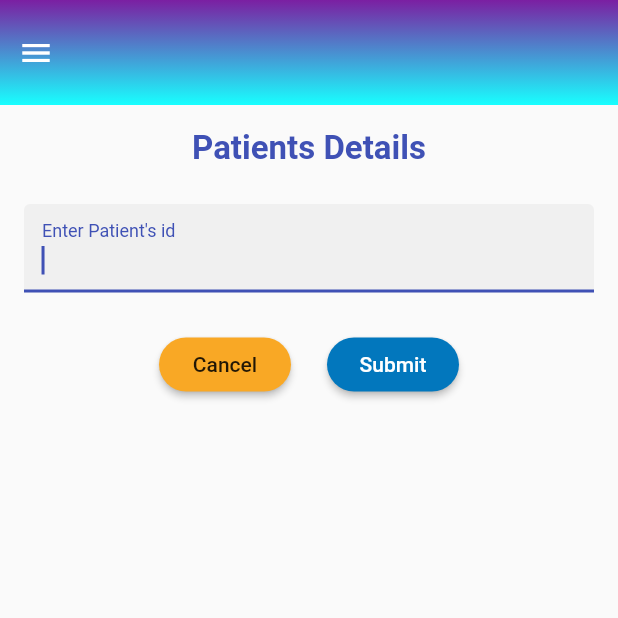
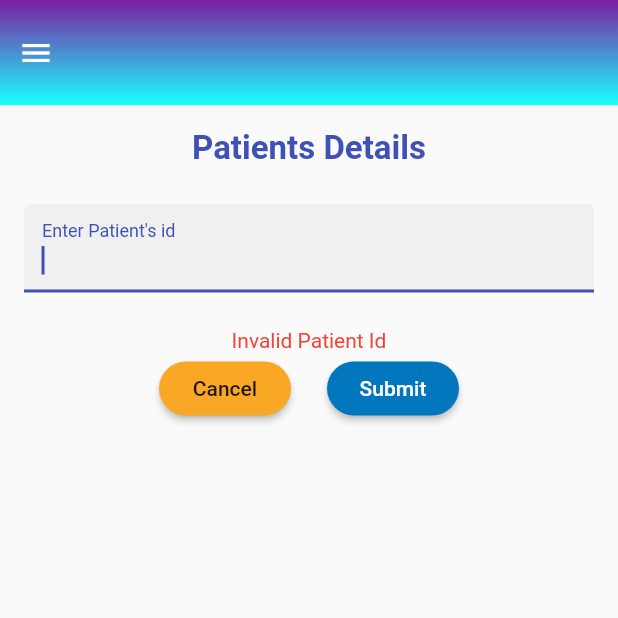
Before and after one commit to sanjayramR/SMSME, a Flutter app: the Patientsdetailspage screen opened directly, on a phone screen of 412 x 824 dp, the top half of it. Run offline on Flutter 3.47's test engine with Material 2 defaults, Android fonts, the phone set to English and light mode, and no system bars; our stand-ins replace flutter_dotenv; missing offline and left inert: barcode_scan_fix, clip_shadow, mongo_dart, web3dart.

Commit message:
3rd commit

```diff
--- a/lib/ScanQR.dart
+++ b/lib/ScanQR.dart
@@ -24,8 +24,7 @@ class _ScanQRState extends State<ScanQR> {
   @override
   void initState() {
     super.initState();
-    blockChain.getPatientDetails("1");
-  }
+      }
 
   @override
   Widget build(BuildContext context) {
--- a/lib/patientsdetails.dart
+++ b/lib/patientsdetails.dart
@@ -84,30 +84,50 @@ class _PatientsdetailspageState extends State<Patientsdetailspage> {
                                   (result!=null)?Text(
                                     "Patient Name : ${result[0]}",
                                     style: TextStyle(fontSize: 18.0),
-                                    textAlign: TextAlign.center,
+                                   // textAlign: TextAlign.center,
+                                  ):Text(""),
+                                  SizedBox(height: 5),
+                                  (result!=null)?Text(
+                                    "Patient Age : ${result[1]}",
+                                    style: TextStyle(fontSize: 18.0),
+                                   // textAlign: TextAlign.center,
                                   ):Text(""),
                                   SizedBox(height: 5),
                                   (result!=null)?Text(
                                     "Gender :${result[2]}",
                                     style: TextStyle(fontSize: 18.0),
-                                    textAlign: TextAlign.center,
+                                    //textAlign: TextAlign.center,
                                   ):Text(""),
                                   SizedBox(height: 5),
                                   (result!=null)?Text(
-                                    "Medicine given: ${result[3]}",
+                                    "Medicine given: ${result[3][0][0]}",
                                     style: TextStyle(fontSize: 18.0),
-                                    textAlign: TextAlign.center,
+                                    //textAlign: TextAlign.center,
                                   ):Text(""),
                                   SizedBox(height: 5),
                                   (result!=null)?Text(
-                                    "Progress : ${result[4]}",
+                                    "Dosage: ${result[3][0][1]}",
                                     style: TextStyle(fontSize: 18.0),
-                                    textAlign: TextAlign.center,
+                                    //textAlign: TextAlign.center,
+                                  ):Text(""),
+                                  SizedBox(height: 5),
+                                  (result!=null)?Text(
+                                    "Progress : ${result[4][0][0]}",
+                                    style: TextStyle(fontSize: 18.0),
+                                    //textAlign: TextAlign.center,
+                                  ):Text(""),
+                                  SizedBox(height: 5),
+                                  (result!=null)?Text(
+                                    "Last Consultion : ${result[4][0][1]}",
+                                    style: TextStyle(fontSize: 18.0),
+                                    //textAlign: TextAlign.center,
                                   ):Text(""),
                                 ],
                               ),
                             )),
-                      ):Container(),
+                      ):Container(
+                        child: Text("Invalid Patient Id",style: TextStyle(color: Colors.red,),)
+                      ),
                     SizedBox(
                         width: 24
                       ),
@@ -147,7 +167,9 @@ class _PatientsdetailspageState extends State<Patientsdetailspage> {
                               dynamic data = await blockChain.getPatientDetails(patientid);
                               setState(()  {
                               result = data;
-                              print("/"+result[0]);
+                              if(result[0]=="")
+                                result = null;
+
                               });
 
                             }
--- a/lib/progress.dart
+++ b/lib/progress.dart
@@ -200,7 +200,7 @@ class _ProgresspageState extends State<Progresspage> {
                               print("\n"+patientid+"\n"+description+"\n"+datectl.text);
                               blockChain.setRecord(description,datectl.text,patientid);
                                 dialogBox(
-                                    "Medicine details added successfully",
+                                    "Patient's Progress Updated successfully",
                                     false,
                                     (_width/100)*75,
                                     (_width/100)*75,
```
Also changed, not shown: lib/blockchain.dart (+6 -6 lines), lib/medicine.dart (+0 -7 lines).
